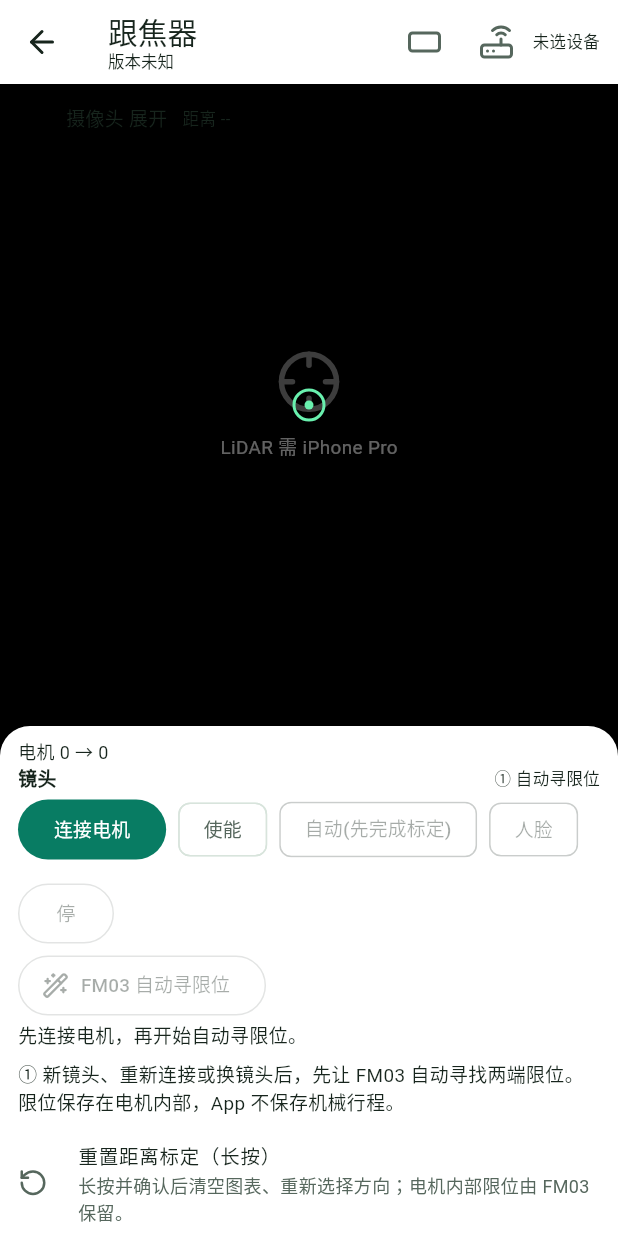
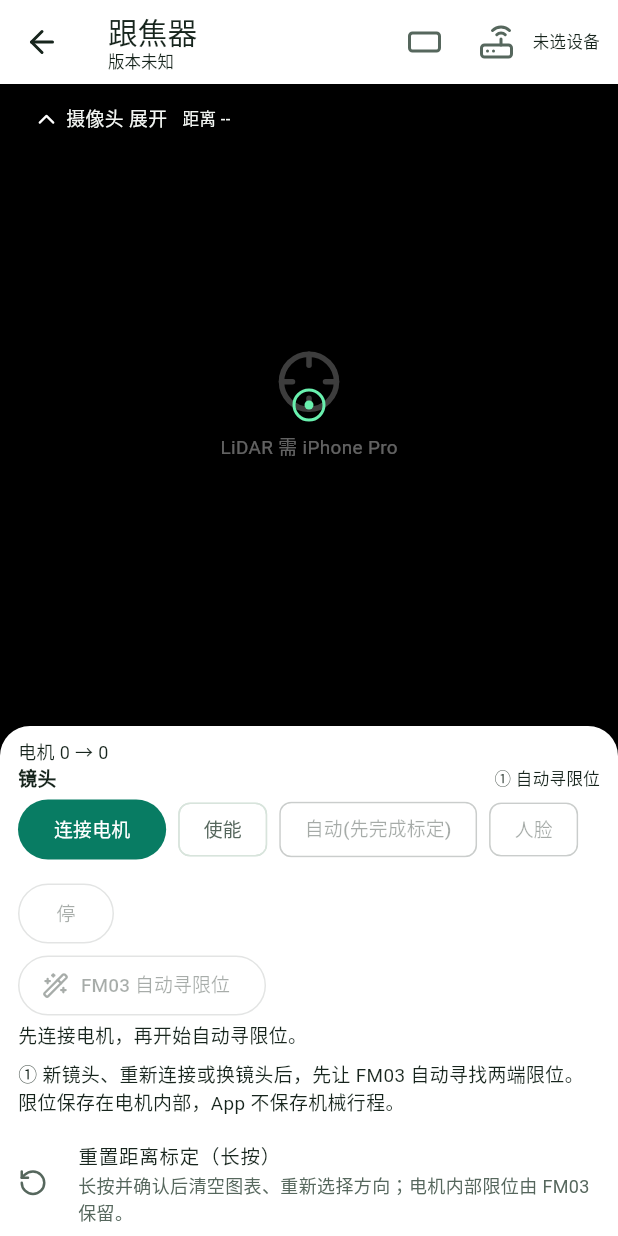
Before and after one commit to ndpyzwy-0w0/OLF-OpenLidarFocus, a Flutter app: the FollowPage screen opened directly with empty values, on a phone screen of 412 x 824 dp. Run offline on Flutter 3.47's test engine with Material 3 defaults, Android fonts, the phone set to English and light mode, and no system bars; our stand-ins replace lucide_icons_flutter.

Commit message:
修复浅色外观下取景界面的文字与图标对比度
为横屏取景覆盖层及竖屏取景提示固定深色主题，提高禁用操作按钮的可读性，保留控制面板的系统外观。

新增深浅色对比度回归，53项Flutter测试和静态检查通过。已完成签名构建并将2.5.5+21覆盖安装到iPhone，核对版本并启动成功。

```diff
--- a/lib/main.dart
+++ b/lib/main.dart
@@ -63,7 +63,7 @@ class FollowApp extends StatelessWidget {
     );
   }
 
-  ThemeData _theme(Brightness brightness) {
+  static ThemeData _theme(Brightness brightness) {
     final dark = brightness == Brightness.dark;
     final theme = ThemeData(
       brightness: brightness,
@@ -278,6 +278,15 @@ class _FollowPageState extends State<FollowPage> {
         ? '--'
         : '${_s.distanceM!.toStringAsFixed(2)} m';
     final landscape = _isLandscape;
+    // The camera overlays stay black even when the rest of the app is light.
+    final viewfinderTheme = FollowApp._theme(Brightness.dark).copyWith(
+      iconButtonTheme: IconButtonThemeData(
+        style: IconButton.styleFrom(
+          foregroundColor: Colors.white,
+          disabledForegroundColor: Colors.white60,
+        ),
+      ),
+    );
     return Scaffold(
       key: _scaffoldKey,
       backgroundColor: Colors.black,
@@ -341,7 +350,7 @@ class _FollowPageState extends State<FollowPage> {
                 ),
               ),
               if (landscape)
-                _landscapeView(distText)
+                Theme(data: viewfinderTheme, child: _landscapeView(distText))
               else
                 SafeArea(
                   top: false,
@@ -353,7 +362,10 @@ class _FollowPageState extends State<FollowPage> {
                             alignment: Alignment.topLeft,
                             child: Padding(
                               padding: const EdgeInsets.only(left: 12, top: 8),
-                              child: _previewToggle(distText),
+                              child: Theme(
+                                data: viewfinderTheme,
+                                child: _previewToggle(distText),
+                              ),
                             ),
                           ),
                         )
@@ -844,6 +856,8 @@ class _FollowPageState extends State<FollowPage> {
       style: FilledButton.styleFrom(
         backgroundColor: color,
         foregroundColor: Colors.white,
+        disabledForegroundColor: Colors.white60,
+        disabledBackgroundColor: color.withValues(alpha: .45),
         padding: EdgeInsets.zero,
         shape: const CircleBorder(),
       ),
--- a/pubspec.yaml
+++ b/pubspec.yaml
@@ -20,7 +20,7 @@ publish_to: 'none' # Remove this line if you wish to publish to pub.dev
 # build-number 当 CFBundleVersion，而主界面标题下方显示的 `v<name>+<number>` 就是
 # 读的这两个键。所以**每次改动都 bump 这一行**（改一次 +1，功能/修 bug 提升前面的
 # 数字），装到手机上就能一眼看出是不是新版。
-version: 2.5.4+20
+version: 2.5.5+21
 
 environment:
   sdk: ^3.13.3
```
Also changed, not shown: 2 other files.
